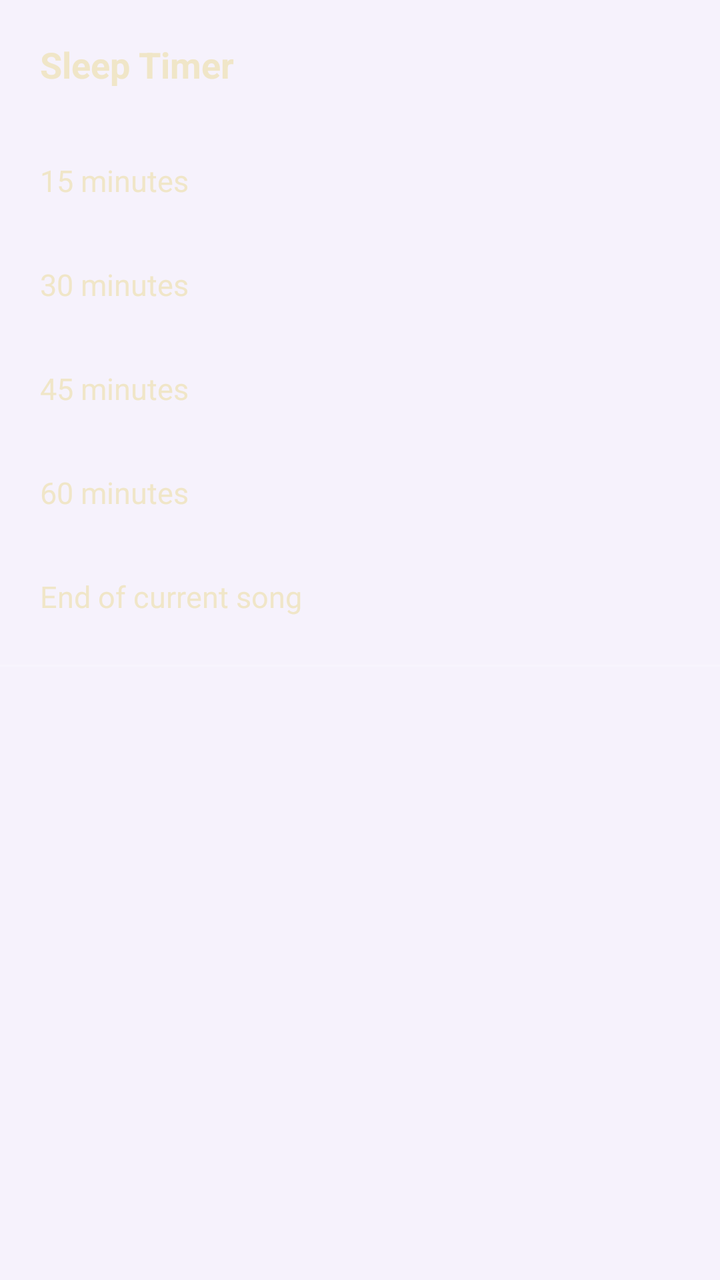
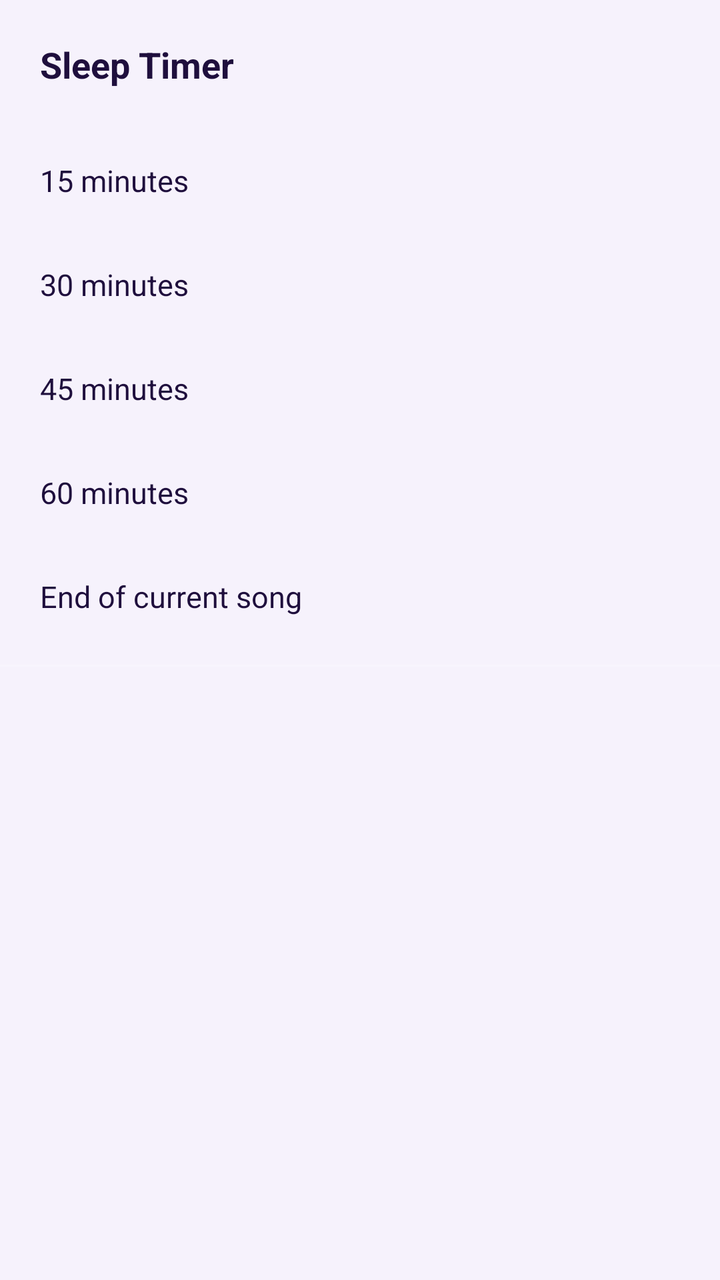

Screens rendered from an Android XML layout before and after an edit, with the pre-edit source and the edit as a unified diff.
<!-- AndroidManifest.xml: application theme Theme.Swara -->
<!-- res/layout/dialog_sleep_timer.xml -->
<?xml version="1.0" encoding="utf-8"?>
<LinearLayout xmlns:android="http://schemas.android.com/apk/res/android"
    xmlns:app="http://schemas.android.com/apk/res-auto"
    android:layout_width="match_parent"
    android:layout_height="wrap_content"
    android:orientation="vertical"
    android:paddingBottom="24dp">

    <TextView
        android:id="@+id/tvTimerTitle"
        android:layout_width="match_parent"
        android:layout_height="wrap_content"
        android:text="@string/sleep_timer"
        android:textSize="18sp"
        android:textStyle="bold"
        android:textColor="@color/swara_text_primary"
        android:padding="20dp" />

    
    <TextView
        android:id="@+id/option15"
        android:layout_width="match_parent"
        android:layout_height="52dp"
        android:gravity="center_vertical"
        android:paddingHorizontal="20dp"
        android:text="@string/sleep_timer_15"
        android:textColor="@color/swara_text_primary"
        android:textSize="15sp"
        android:background="?attr/selectableItemBackground" />

    
    <TextView
        android:id="@+id/option30"
        android:layout_width="match_parent"
        android:layout_height="52dp"
        android:gravity="center_vertical"
        android:paddingHorizontal="20dp"
        android:text="@string/sleep_timer_30"
        android:textColor="@color/swara_text_primary"
        android:textSize="15sp"
        android:background="?attr/selectableItemBackground" />

    
    <TextView
        android:id="@+id/option45"
        android:layout_width="match_parent"
        android:layout_height="52dp"
        android:gravity="center_vertical"
        android:paddingHorizontal="20dp"
        android:text="@string/sleep_timer_45"
        android:textColor="@color/swara_text_primary"
        android:textSize="15sp"
        android:background="?attr/selectableItemBackground" />

    
    <TextView
        android:id="@+id/option60"
        android:layout_width="match_parent"
        android:layout_height="52dp"
        android:gravity="center_vertical"
        android:paddingHorizontal="20dp"
        android:text="@string/sleep_timer_60"
        android:textColor="@color/swara_text_primary"
        android:textSize="15sp"
        android:background="?attr/selectableItemBackground" />

    
    <TextView
        android:id="@+id/optionEndOfSong"
        android:layout_width="match_parent"
        android:layout_height="52dp"
        android:gravity="center_vertical"
        android:paddingHorizontal="20dp"
        android:text="@string/sleep_timer_end_of_song"
        android:textColor="@color/swara_text_primary"
        android:textSize="15sp"
        android:background="?attr/selectableItemBackground" />

    <View
        android:layout_width="match_parent"
        android:layout_height="1dp"
        android:background="@color/swara_divider"
        android:layout_marginVertical="8dp" />

    
    <TextView
        android:id="@+id/optionCancel"
        android:layout_width="match_parent"
        android:layout_height="52dp"
        android:gravity="center_vertical"
        android:paddingHorizontal="20dp"
        android:text="@string/sleep_timer_cancel"
        android:textColor="@color/swara_error"
        android:textSize="15sp"
        android:background="?attr/selectableItemBackground"
        android:visibility="gone" />

</LinearLayout>
<!-- resources referenced by this layout -->
<resources>
  <color name="swara_divider">#33FFFFFF</color>
  <color name="swara_error">#CF6679</color>
  <color name="swara_text_primary">#F0E6C8</color>
  <string name="sleep_timer">Sleep Timer</string>
  <string name="sleep_timer_15">15 minutes</string>
  <string name="sleep_timer_30">30 minutes</string>
  <string name="sleep_timer_45">45 minutes</string>
  <string name="sleep_timer_60">60 minutes</string>
  <string name="sleep_timer_cancel">Cancel timer</string>
  <string name="sleep_timer_end_of_song">End of current song</string>
  <style name="Theme.Swara" parent="Theme.Material3.DayNight.NoActionBar">
          
          <item name="colorPrimary">@color/swara_purple</item>
          <item name="colorOnPrimary">#FFFFFF</item>
          <item name="colorPrimaryContainer">@color/swara_light_surface_variant</item>
          <item name="colorOnPrimaryContainer">@color/swara_light_text_primary</item>
  
          <item name="colorSecondary">@color/swara_gold_muted</item>
          <item name="colorOnSecondary">#FFFFFF</item>
          <item name="colorSecondaryContainer">@color/swara_gold_alpha_20</item>
          <item name="colorOnSecondaryContainer">@color/swara_light_text_primary</item>
  
          <item name="colorTertiary">@color/swara_lavender</item>
          <item name="colorOnTertiary">#FFFFFF</item>
  
          <item name="android:colorBackground">@color/swara_light_bg</item>
          <item name="colorSurface">@color/swara_light_surface</item>
          <item name="colorOnSurface">@color/swara_light_text_primary</item>
          <item name="colorSurfaceVariant">@color/swara_light_surface_variant</item>
          <item name="colorOnSurfaceVariant">@color/swara_light_text_secondary</item>
  
          <item name="colorOutline">@color/swara_light_stroke</item>
  
          
          <item name="android:textColorPrimary">@color/swara_light_text_primary</item>
          <item name="android:textColorSecondary">@color/swara_light_text_secondary</item>
          <item name="android:textColorHint">@color/swara_light_text_hint</item>
  
          
          <item name="android:statusBarColor">@color/swara_light_bg</item>
          <item name="android:navigationBarColor">@color/swara_light_bg</item>
          <item name="android:windowLightStatusBar">true</item>
  
          
          <item name="android:windowBackground">@color/swara_light_bg</item>
      </style>
  <color name="swara_purple">#3D1F7A</color>
  <color name="swara_light_surface_variant">#EDE6F7</color>
  <color name="swara_light_text_primary">#1F0F3D</color>
  <color name="swara_gold_muted">#7A5A20</color>
  <color name="swara_gold_alpha_20">#33C9A84C</color>
  <color name="swara_lavender">#9B7EC8</color>
  <color name="swara_light_bg">#F6F2FC</color>
  <color name="swara_light_surface">#FFFFFF</color>
  <color name="swara_light_text_secondary">#5B4380</color>
  <color name="swara_light_stroke">#DCCDF2</color>
  <color name="swara_light_text_hint">#7E69A3</color>
</resources>

<!-- the commit's change to res/layout/dialog_sleep_timer.xml (unified diff, before → after) -->
@@ -13,7 +13,7 @@
         android:text="@string/sleep_timer"
         android:textSize="18sp"
         android:textStyle="bold"
-        android:textColor="@color/swara_text_primary"
+        android:textColor="?android:attr/textColorPrimary"
         android:padding="20dp" />
 
     
@@ -24,7 +24,7 @@
         android:gravity="center_vertical"
         android:paddingHorizontal="20dp"
         android:text="@string/sleep_timer_15"
-        android:textColor="@color/swara_text_primary"
+        android:textColor="?android:attr/textColorPrimary"
         android:textSize="15sp"
         android:background="?attr/selectableItemBackground" />
 
@@ -36,7 +36,7 @@
         android:gravity="center_vertical"
         android:paddingHorizontal="20dp"
         android:text="@string/sleep_timer_30"
-        android:textColor="@color/swara_text_primary"
+        android:textColor="?android:attr/textColorPrimary"
         android:textSize="15sp"
         android:background="?attr/selectableItemBackground" />
 
@@ -48,7 +48,7 @@
         android:gravity="center_vertical"
         android:paddingHorizontal="20dp"
         android:text="@string/sleep_timer_45"
-        android:textColor="@color/swara_text_primary"
+        android:textColor="?android:attr/textColorPrimary"
         android:textSize="15sp"
         android:background="?attr/selectableItemBackground" />
 
@@ -60,7 +60,7 @@
         android:gravity="center_vertical"
         android:paddingHorizontal="20dp"
         android:text="@string/sleep_timer_60"
-        android:textColor="@color/swara_text_primary"
+        android:textColor="?android:attr/textColorPrimary"
         android:textSize="15sp"
         android:background="?attr/selectableItemBackground" />
 
@@ -72,7 +72,7 @@
         android:gravity="center_vertical"
         android:paddingHorizontal="20dp"
         android:text="@string/sleep_timer_end_of_song"
-        android:textColor="@color/swara_text_primary"
+        android:textColor="?android:attr/textColorPrimary"
         android:textSize="15sp"
         android:background="?attr/selectableItemBackground" />
 
<!-- resource entries referenced after the edit -->
@@ -2,7 +2,6 @@
 <resources>
   <color name="swara_divider">#33FFFFFF</color>
   <color name="swara_error">#CF6679</color>
-  <color name="swara_text_primary">#F0E6C8</color>
   <string name="sleep_timer">Sleep Timer</string>
   <string name="sleep_timer_15">15 minutes</string>
   <string name="sleep_timer_30">30 minutes</string>
